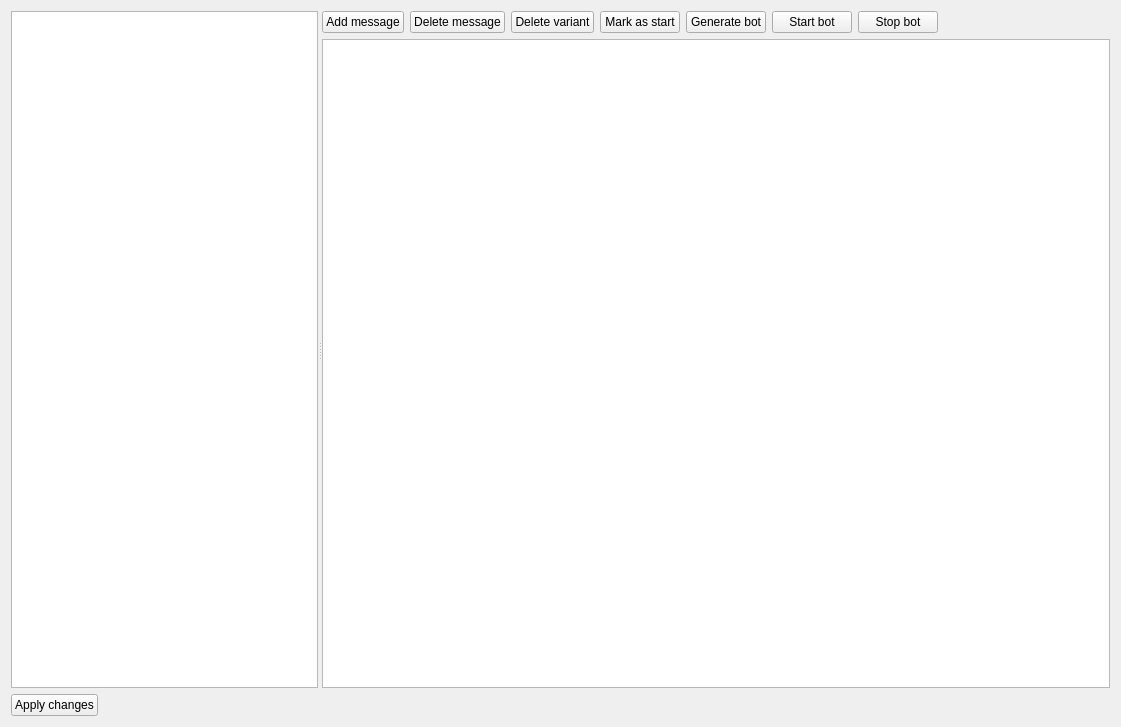
Old version of the form desktop_constructor_app/constructor_app/widgets/bot_editor/bot_editor_form.ui in the repository cuttlesystems/simplegram.
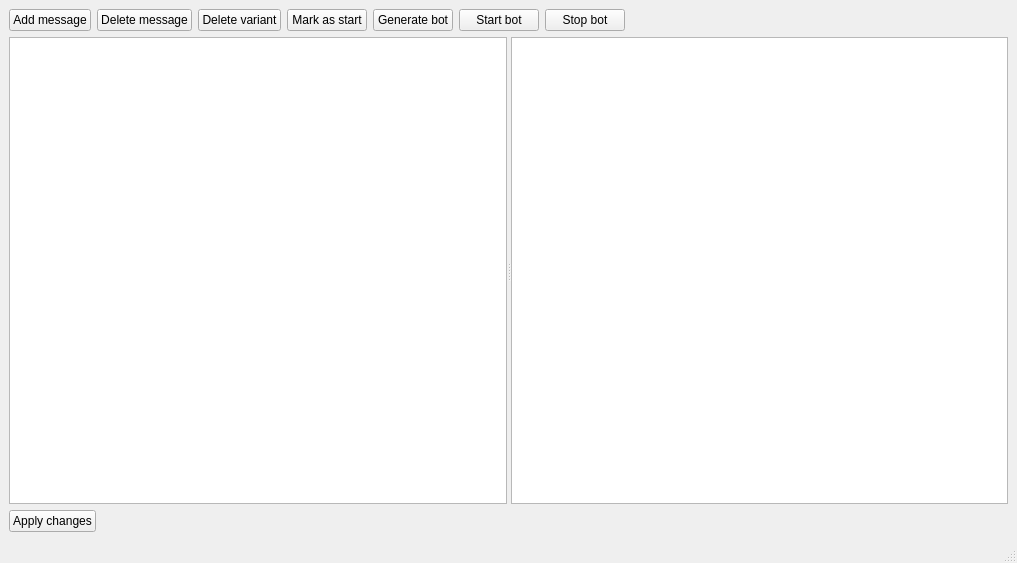
New version of the form. Custom widgets are drawn as their Qt base class.

Commit message: Переделал редактор бота с QWidget на QMainWindow. Позволит добавить меню и прочее необходимое

Diff of the .ui file:
```diff
--- a/desktop_constructor_app/constructor_app/widgets/bot_editor/bot_editor_form.ui
+++ b/desktop_constructor_app/constructor_app/widgets/bot_editor/bot_editor_form.ui
@@ -1,26 +1,19 @@
 <?xml version="1.0" encoding="UTF-8"?>
 <ui version="4.0">
  <class>BotEditorForm</class>
- <widget class="QWidget" name="BotEditorForm">
+ <widget class="QMainWindow" name="BotEditorForm">
   <property name="geometry">
    <rect>
     <x>0</x>
     <y>0</y>
-    <width>1121</width>
-    <height>727</height>
+    <width>1017</width>
+    <height>563</height>
    </rect>
   </property>
   <property name="windowTitle">
    <string>Редактор бота</string>
   </property>
-  <layout class="QVBoxLayout" name="verticalLayout_2">
-   <item>
-    <widget class="QSplitter" name="splitter">
-     <property name="orientation">
-      <enum>Qt::Horizontal</enum>
-     </property>
-     <widget class="PropertiesView" name="bot_params_view"/>
-     <widget class="QWidget" name="layoutWidget">
+  <widget class="QWidget" name="centralwidget">
       <layout class="QVBoxLayout" name="verticalLayout">
        <item>
         <layout class="QHBoxLayout" name="horizontalLayout">
@@ -74,7 +67,7 @@
           </widget>
          </item>
          <item>
-          <spacer name="horizontalSpacer_2">
+       <spacer name="horizontalSpacer">
            <property name="orientation">
             <enum>Qt::Horizontal</enum>
            </property>
@@ -89,10 +82,12 @@
         </layout>
        </item>
        <item>
+     <widget class="QSplitter" name="splitter">
+      <property name="orientation">
+       <enum>Qt::Horizontal</enum>
+      </property>
+      <widget class="PropertiesView" name="bot_params_view"/>
         <widget class="QGraphicsView" name="graphics_view"/>
-       </item>
-      </layout>
-     </widget>
     </widget>
    </item>
    <item>
@@ -105,7 +100,7 @@
       </widget>
      </item>
      <item>
-      <spacer name="horizontalSpacer">
+       <spacer name="horizontalSpacer_2">
        <property name="orientation">
         <enum>Qt::Horizontal</enum>
        </property>
@@ -120,6 +115,18 @@
     </layout>
    </item>
   </layout>
+  </widget>
+  <widget class="QMenuBar" name="menubar">
+   <property name="geometry">
+    <rect>
+     <x>0</x>
+     <y>0</y>
+     <width>1017</width>
+     <height>21</height>
+    </rect>
+   </property>
+  </widget>
+  <widget class="QStatusBar" name="statusbar"/>
  </widget>
  <customwidgets>
   <customwidget>
```
Left out of the diff: 2 changed lines with no effect on the pictures. Lines whose indentation alone changed are shown as unchanged. The commit also changes 1 other file.
